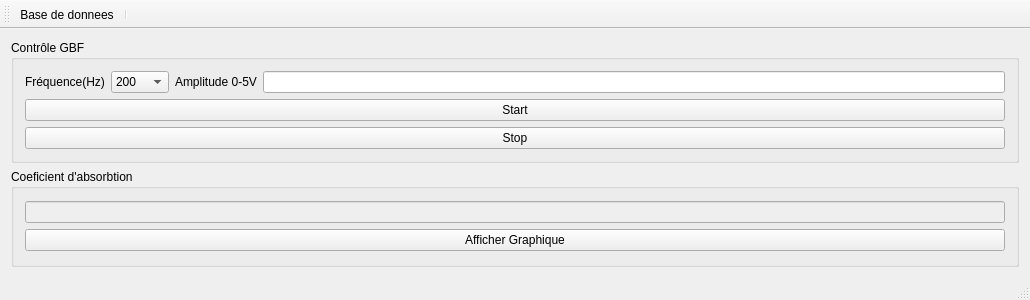
b3rnvrd/Kundt-s-tube-automation, file main_interface/main_interfaceQt/mainwindow.ui: the form before one commit.
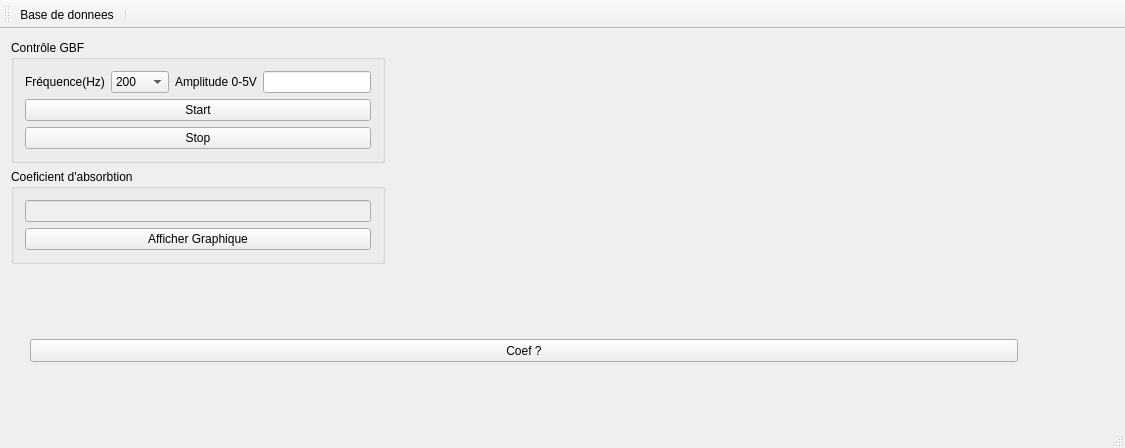
The form after the commit. Icons and pictures are not drawn.

```diff
--- a/main_interface/main_interfaceQt/mainwindow.ui
+++ b/main_interface/main_interfaceQt/mainwindow.ui
@@ -6,16 +6,28 @@
    <rect>
     <x>0</x>
     <y>0</y>
-    <width>1030</width>
-    <height>300</height>
+    <width>1125</width>
+    <height>448</height>
    </rect>
   </property>
   <property name="windowTitle">
    <string>MainWindow</string>
   </property>
   <widget class="QWidget" name="centralWidget">
-   <layout class="QGridLayout" name="gridLayout_4">
-    <item row="0" column="0">
+   <widget class="QPushButton" name="pushButtonCoeficient">
+    <property name="geometry">
+     <rect>
+      <x>30</x>
+      <y>310</y>
+      <width>988</width>
+      <height>23</height>
+     </rect>
+    </property>
+    <property name="text">
+     <string>Coef ?</string>
+    </property>
+   </widget>
+   <widget class="QWidget" name="">
      <layout class="QGridLayout" name="gridLayout_3">
       <item row="0" column="0">
        <widget class="QGroupBox" name="groupBox">
@@ -166,8 +178,7 @@
        </widget>
       </item>
      </layout>
-    </item>
-   </layout>
+   </widget>
   </widget>
   <widget class="QMenuBar" name="menuBar">
    <property name="geometry">
```
Left out of the diff: 2 changed lines with no effect on the pictures. Lines whose indentation alone changed are shown as unchanged.
